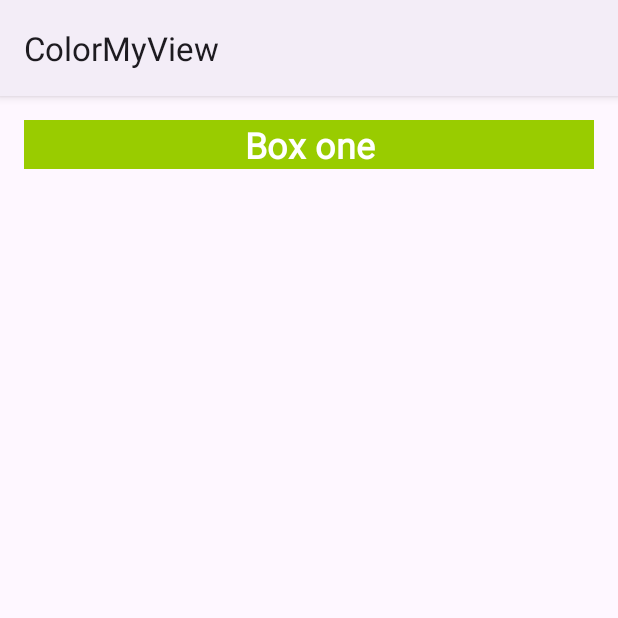
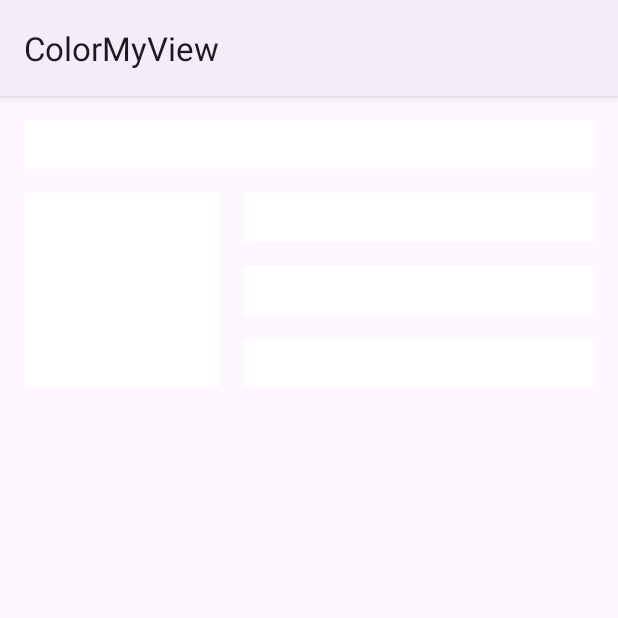
Before and after one commit to Srujan-github/Android-App-with-kotlin, an Android app: the screen it shows after launch (MainActivity), on a phone screen of 412 x 824 dp, the top half of it. Run offline under Robolectric (Android 15) with nearby library versions, the phone set to English and light mode, and no system bars; 4 statements that could not run were skipped.

Commit message:
Added Boxs and Colored them by click listeners

```diff
--- a/app/src/main/java/learning/kotlin/android_course/MainActivity.kt
+++ b/app/src/main/java/learning/kotlin/android_course/MainActivity.kt
@@ -1,6 +1,8 @@
 package learning.kotlin.android_course
 
+import android.graphics.Color
 import android.os.Bundle
+import android.view.View
 import androidx.appcompat.app.AppCompatActivity
 import learning.kotlin.android_course.databinding.ActivityMainBinding
 
@@ -9,6 +11,34 @@ class MainActivity : AppCompatActivity(R.layout.activity_main) {
     override fun onCreate(savedInstanceState: Bundle?) {
         super.onCreate(savedInstanceState)
         binding =ActivityMainBinding.inflate(layoutInflater)
+        setContentView(binding.root)
+        setListner()
+    }
 
+    private fun setListner() {
+         val textBoxList = listOf(
+             binding.boxOneText,
+             binding.boxTwoText,
+             binding.boxThreeText,
+             binding.boxFourText,
+             binding.boxFiveText
+         )
+        for (textBox in textBoxList){
+            textBox.setOnClickListener {
+               makeColored(it)
+            }
+        }
     }
+
+    private fun makeColored(view: View) {
+        when(view.id){
+            R.id.box_one_text -> view.setBackgroundColor(Color.DKGRAY)
+            R.id.box_two_text -> view.setBackgroundColor(Color.GRAY)
+            R.id.box_three_text -> view.setBackgroundResource(android.R.color.holo_blue_light)
+            R.id.box_four_text -> view.setBackgroundResource(android.R.color.holo_green_dark)
+            R.id.box_five_text -> view.setBackgroundResource(android.R.color.holo_blue_light)
+        else   -> view.setBackgroundColor(Color.LTGRAY)
+        }
+    }
+
 }
--- a/app/src/main/res/layout/activity_main.xml
+++ b/app/src/main/res/layout/activity_main.xml
@@ -6,7 +6,7 @@
     tools:context=".MainActivity">
 
     <TextView
-        android:id="@+id/textView"
+        android:id="@+id/box_one_text"
         style="@style/WhiteBox"
         android:layout_width="0dp"
         android:layout_height="wrap_content"
@@ -14,8 +14,70 @@
         android:layout_marginTop="@dimen/wide_margin"
         android:layout_marginEnd="@dimen/wide_margin"
         android:fontFamily="@font/roboto"
-        android:text="Box one"
+        android:text="@string/box_one"
+        android:textColor="@color/white"
         app:layout_constraintEnd_toEndOf="parent"
         app:layout_constraintStart_toStartOf="parent"
         app:layout_constraintTop_toTopOf="parent" />
+
+    <TextView
+        android:id="@+id/box_two_text"
+        style="@style/WhiteBox"
+        android:layout_width="130dp"
+        android:layout_height="130dp"
+        android:layout_marginStart="@dimen/wide_margin"
+        android:layout_marginTop="16dp"
+        android:text="@string/box_two"
+        android:textColor="@color/white"
+        app:layout_constraintStart_toStartOf="parent"
+        app:layout_constraintTop_toBottomOf="@+id/box_one_text" />
+
+    <TextView
+        android:id="@+id/box_three_text"
+        style="@style/WhiteBox"
+        android:layout_width="0dp"
+        android:layout_height="wrap_content"
+        android:layout_marginStart="16dp"
+        android:layout_marginTop="32dp"
+        android:layout_marginEnd="16dp"
+        android:text="@string/box_three"
+        android:textColor="@color/white"
+        app:layout_constraintBottom_toTopOf="@+id/box_four_text"
+        app:layout_constraintEnd_toEndOf="parent"
+        app:layout_constraintStart_toEndOf="@+id/box_two_text"
+        app:layout_constraintTop_toBottomOf="@+id/box_one_text"
+        app:layout_constraintVertical_bias="0.0" />
+
+    <TextView
+        android:id="@+id/box_five_text"
+        style="@style/WhiteBox"
+        android:layout_width="0dp"
+        android:layout_height="wrap_content"
+        android:layout_marginStart="16dp"
+        android:layout_marginEnd="16dp"
+        android:layout_marginBottom="16dp"
+        android:text="@string/box_four"
+        android:textColor="@color/white"
+        app:layout_constraintBottom_toBottomOf="@+id/box_two_text"
+        app:layout_constraintEnd_toEndOf="parent"
+        app:layout_constraintHorizontal_bias="1.0"
+        app:layout_constraintStart_toEndOf="@+id/box_two_text"
+        app:layout_constraintTop_toBottomOf="@+id/box_four_text" />
+
+    <TextView
+        android:id="@+id/box_four_text"
+        style="@style/WhiteBox"
+        android:layout_width="0dp"
+        android:layout_height="wrap_content"
+        android:layout_marginStart="16dp"
+        android:layout_marginTop="16dp"
+        android:layout_marginEnd="16dp"
+        android:layout_marginBottom="16dp"
+        android:text="@string/box_five"
+        android:textColor="@color/white"
+        app:layout_constraintBottom_toTopOf="@+id/box_five_text"
+        app:layout_constraintEnd_toEndOf="parent"
+        app:layout_constraintHorizontal_bias="0.0"
+        app:layout_constraintStart_toEndOf="@+id/box_two_text"
+        app:layout_constraintTop_toBottomOf="@+id/box_three_text" />
 </androidx.constraintlayout.widget.ConstraintLayout>
--- a/app/src/main/res/values/colors.xml
+++ b/app/src/main/res/values/colors.xml
@@ -2,5 +2,7 @@
 <resources>
     <color name="black">#FF000000</color>
     <color name="green">#4CAF50</color>
-    <color name="white">#FFFFFFFF</color>
+    <color name="white">#FFFFFF</color>
+    <color name="holo_green_light">#90EE90</color>
+    <color name="holo_green_dark">#013220</color>
 </resources>
--- a/app/src/main/res/values/strings.xml
+++ b/app/src/main/res/values/strings.xml
@@ -53,4 +53,9 @@
     <string name="star_icon">star icon</string>
     <string name="enter_nick_name">enter nick name</string>
     <string name="done">Done</string>
+    <string name="box_one">Box one</string>
+    <string name="box_two">Box Two</string>
+    <string name="box_three">Box Three</string>
+    <string name="box_four">Box Four</string>
+    <string name="box_five">Box Five</string>
 </resources>
--- a/app/src/main/res/values/styles.xml
+++ b/app/src/main/res/values/styles.xml
@@ -12,7 +12,7 @@
     </style>
 
     <style name="WhiteBox">
-        <item name="android:background">@android:color/holo_green_light</item>
+        <item name="android:background">@android:color/white</item>
         <item name="android:textAlignment">center</item>
         <item name="android:textSize">@dimen/box_text_size</item>
         <item name="android:textStyle">bold</item>
```
